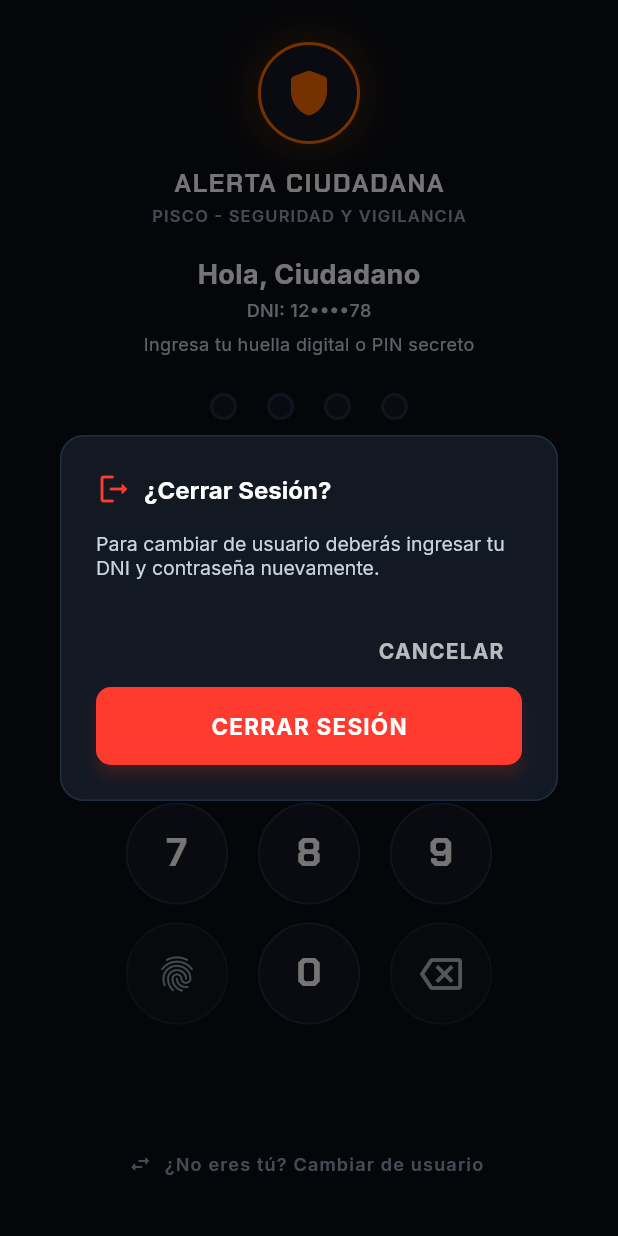
After one commit to titinashe123/Seguridad-Panico, a Flutter app: the SecurityUnlockView screen opened directly, after a tap on "¿No eres tú? Cambiar de usuario", on a phone screen of 412 x 824 dp. The commit adds this screen. Run offline on Flutter 3.47's test engine with Material 3 defaults, Android fonts, the phone set to English and light mode, and no system bars; our stand-ins replace flutter_secure_storage, geolocator, google_fonts, image_picker, local_auth, sensors_plus and 1 more; accounts and stored records are empty.

Commit message:
feat: implementar bloqueo automatico por segundo plano con huella digital o PIN secreto sin cerrar sesion

```diff
--- /dev/null
+++ b/lib/data/services/app_lock_service.dart
@@ -0,0 +1,90 @@
+import 'dart:developer' as developer;
+import 'package:flutter/material.dart';
+import 'session_service.dart';
+
+/// Servicio central para el bloqueo de seguridad por inactividad / segundo plano.
+/// Mantiene la sesión del ciudadano siempre abierta (token, datos y monitoreo activos),
+/// pero bloquea visualmente la interfaz exigiendo huella digital o PIN secreto de 4 dígitos
+/// cada vez que el usuario sale de la aplicación y vuelve a entrar.
+class AppLockService {
+  static final AppLockService _instance = AppLockService._internal();
+  factory AppLockService() => _instance;
+  AppLockService._internal();
+
+  /// Notificador observable para determinar si la aplicación está bloqueada
+  final ValueNotifier<bool> isLockedNotifier = ValueNotifier<bool>(false);
+
+  bool get isLocked => isLockedNotifier.value;
+
+  /// Bandera para evitar que el diálogo nativo biométrico del sistema
+  /// (que produce eventos pause/resume transitorios en Android) provoque un bucle de bloqueo.
+  bool isAuthenticatingBiometrics = false;
+
+  /// Bandera para evitar bloquear la app en el instante en que el usuario
+  /// acaba de iniciar sesión o registrarse desde LoginView.
+  bool justLoggedIn = false;
+
+  DateTime? _pausedAt;
+
+  /// Inicializa el estado de bloqueo al encender la app (cold start)
+  Future<void> initOnLaunch({required bool isLoggedIn}) async {
+    if (isLoggedIn) {
+      developer.log('App iniciada con sesión activa previa: activando pantalla de bloqueo.', name: 'AppLockService');
+      isLockedNotifier.value = true;
+    } else {
+      isLockedNotifier.value = false;
+    }
+  }
+
+  /// Desbloquea la interfaz tras validación exitosa de huella o PIN
+  void unlock() {
+    developer.log('Desbloqueo de seguridad completado exitosamente', name: 'AppLockService');
+    isLockedNotifier.value = false;
+    _pausedAt = null;
+  }
+
+  /// Marca que el usuario acaba de iniciar sesión con credenciales
+  void markJustLoggedIn() {
+    justLoggedIn = true;
+    isLockedNotifier.value = false;
+    _pausedAt = null;
+    Future.delayed(const Duration(seconds: 4), () {
+      justLoggedIn = false;
+    });
+  }
+
+  /// Se ejecuta cuando la aplicación pasa a segundo plano o se bloquea la pantalla
+  void onAppPaused() {
+    if (isAuthenticatingBiometrics) return;
+    _pausedAt = DateTime.now();
+  }
+
+  /// Se ejecuta cuando la aplicación regresa a primer plano
+  Future<void> onAppResumed() async {
+    if (isAuthenticatingBiometrics) return;
+    if (justLoggedIn) return;
+
+    final loggedIn = await SessionService.isLoggedIn();
+    if (!loggedIn) {
+      isLockedNotifier.value = false;
+      return;
+    }
+
+    if (_pausedAt != null) {
+      final elapsed = DateTime.now().difference(_pausedAt!);
+      // Si la app estuvo en segundo plano más de 600ms, exigir autenticación
+      if (elapsed.inMilliseconds > 600) {
+        developer.log('App reanudada tras ${elapsed.inMilliseconds}ms en segundo plano: activando bloqueo de seguridad.', name: 'AppLockService');
+        isLockedNotifier.value = true;
+      }
+    }
+    _pausedAt = null;
+  }
+
+  /// Desactiva el bloqueo si se cierra la sesión intencionalmente
+  void onLogout() {
+    isLockedNotifier.value = false;
+    justLoggedIn = false;
+    _pausedAt = null;
+  }
+}
--- a/lib/data/services/session_service.dart
+++ b/lib/data/services/session_service.dart
@@ -1,5 +1,6 @@
 import 'package:flutter_secure_storage/flutter_secure_storage.dart';
 import 'package:shared_preferences/shared_preferences.dart';
+import 'app_lock_service.dart';
 import 'hardware_trigger_service.dart';
 
 /// Servicio para persistencia segura de sesión de usuario y PIN secreto en almacenamiento seguro
@@ -167,6 +168,7 @@ class SessionService {
 
     try {
       await prefs.setBool(_keyIsLoggedIn, false);
+      AppLockService().onLogout();
       await HardwareTriggerService().cancelEmergency();
       await HardwareTriggerService().stopBackgroundService();
     } catch (_) {}
--- a/lib/ui/features/auth/login_view.dart
+++ b/lib/ui/features/auth/login_view.dart
@@ -5,6 +5,7 @@ import '../../../core/widgets/tactical_shield_logo.dart';
 import '../../../data/services/auth_service.dart';
 import '../../../data/services/hardware_trigger_service.dart';
 import '../../../data/services/session_service.dart';
+import '../../../data/services/app_lock_service.dart';
 import '../../../data/services/biometric_auth_service.dart';
 import 'register_view.dart';
 import '../navigation/main_layout_view.dart';
@@ -136,6 +137,7 @@ class _LoginViewState extends State<LoginView> {
       _enrolledDni = dni;
       _updateBiometricState();
 
+      AppLockService().markJustLoggedIn();
       // Iniciar el servicio nativo de segundo plano sólo tras verificar autenticación
       await HardwareTriggerService().startBackgroundService();
       if (!mounted) return;
@@ -237,6 +239,7 @@ class _LoginViewState extends State<LoginView> {
         idPersona: idPersona,
       );
 
+      AppLockService().markJustLoggedIn();
       await HardwareTriggerService().startBackgroundService();
       if (!mounted) return;
       Navigator.of(context).pushReplacement(
--- a/lib/ui/features/auth/register_view.dart
+++ b/lib/ui/features/auth/register_view.dart
@@ -1,6 +1,7 @@
 import 'package:flutter/material.dart';
 import 'package:google_fonts/google_fonts.dart';
 import '../../../core/theme/app_theme.dart';
+import '../../../data/services/app_lock_service.dart';
 import '../../../data/services/auth_service.dart';
 import '../navigation/main_layout_view.dart';
 
@@ -271,6 +272,7 @@ class _RegisterViewState extends State<RegisterView> {
                                 duration: const Duration(seconds: 2),
                               ),
                             );
+                            AppLockService().markJustLoggedIn();
                             Navigator.of(context).pushAndRemoveUntil(
                               MaterialPageRoute(builder: (_) => const MainLayoutView()),
                               (route) => false,
--- /dev/null
+++ b/lib/ui/features/security/security_unlock_view.dart
@@ -0,0 +1,497 @@
+import 'dart:developer' as developer;
+import 'package:flutter/material.dart';
+import 'package:flutter/services.dart';
+import 'package:google_fonts/google_fonts.dart';
+import '../../../core/theme/app_theme.dart';
+import '../../../data/services/app_lock_service.dart';
+import '../../../data/services/biometric_auth_service.dart';
+import '../../../data/services/session_service.dart';
+import '../../../main.dart';
+import '../auth/login_view.dart';
+
+/// Pantalla de Bloqueo de Seguridad
+/// Se superpone inmediatamente al regresar de segundo plano o abrir la aplicación con sesión iniciada.
+/// Solicita huella digital o PIN secreto de 4 dígitos para otorgar acceso.
+class SecurityUnlockView extends StatefulWidget {
+  const SecurityUnlockView({super.key});
+
+  @override
+  State<SecurityUnlockView> createState() => _SecurityUnlockViewState();
+}
+
+class _SecurityUnlockViewState extends State<SecurityUnlockView> with SingleTickerProviderStateMixin {
+  String _pin = '';
+  String? _errorMessage;
+  String _userName = 'Ciudadano';
+  String _userDni = '';
+  bool _isAuthenticatingBiometrics = false;
+  bool _hasBiometrics = false;
+  late AnimationController _shakeController;
+
+  @override
+  void initState() {
+    super.initState();
+    _shakeController = AnimationController(
+      vsync: this,
+      duration: const Duration(milliseconds: 400),
+    );
+    _loadUser();
+    WidgetsBinding.instance.addPostFrameCallback((_) {
+      _checkBiometricsAndPrompt();
+    });
+  }
+
+  @override
+  void dispose() {
+    _shakeController.dispose();
+    super.dispose();
+  }
+
+  Future<void> _loadUser() async {
+    final data = await SessionService.getUserData();
+    final fullName = data['name'] ?? 'Ciudadano';
+    final rawDni = data['dni'] ?? '';
+    final firstName = fullName.trim().split(' ').first;
+
+    if (mounted) {
+      setState(() {
+        _userName = firstName.isNotEmpty ? firstName : 'Ciudadano';
+        if (rawDni.length >= 8) {
+          _userDni = '${rawDni.substring(0, 2)}••••${rawDni.substring(rawDni.length - 2)}';
+        } else {
+          _userDni = rawDni;
+        }
+      });
+    }
+  }
+
+  Future<void> _checkBiometricsAndPrompt() async {
+    final available = await BiometricAuthService.isBiometricsReady();
+    if (mounted) {
+      setState(() => _hasBiometrics = available);
+    }
+    if (available) {
+      // Pequeño retardo para dar tiempo a la vista a renderizarse
+      await Future.delayed(const Duration(milliseconds: 300));
+      if (mounted && AppLockService().isLocked) {
+        _authenticateWithBiometrics();
+      }
+    }
+  }
+
+  Future<void> _authenticateWithBiometrics() async {
+    if (_isAuthenticatingBiometrics) return;
+    setState(() {
+      _isAuthenticatingBiometrics = true;
+      _errorMessage = null;
+    });
+    AppLockService().isAuthenticatingBiometrics = true;
+
+    try {
+      final success = await BiometricAuthService.authenticate(
+        reason: 'Coloca tu huella digital para desbloquear Alerta Ciudadana',
+      );
+      if (success && mounted) {
+        HapticFeedback.mediumImpact();
+        AppLockService().unlock();
+      }
+    } catch (e) {
+      developer.log('Error en autenticación biométrica: $e', name: 'SecurityUnlockView');
+    } finally {
+      AppLockService().isAuthenticatingBiometrics = false;
+      if (mounted) {
+        setState(() => _isAuthenticatingBiometrics = false);
+      }
+    }
+  }
+
+  void _onKeyPressed(String digit) {
+    if (_pin.length >= 4) return;
+    HapticFeedback.lightImpact();
+
+    setState(() {
+      _pin += digit;
+      _errorMessage = null;
+    });
+
+    if (_pin.length == 4) {
+      _verifyPin(_pin);
+    }
+  }
+
+  void _onBackspace() {
+    if (_pin.isNotEmpty) {
+      HapticFeedback.selectionClick();
+      setState(() {
+        _pin = _pin.substring(0, _pin.length - 1);
+        _errorMessage = null;
+      });
+    }
+  }
+
+  Future<void> _verifyPin(String enteredPin) async {
+    final isValid = await SessionService.verifySecretPin(enteredPin);
+    if (!mounted) return;
+
+    if (isValid) {
+      HapticFeedback.mediumImpact();
+      AppLockService().unlock();
+    } else {
+      HapticFeedback.heavyImpact();
+      _shakeController.forward(from: 0.0);
+      setState(() {
+        _errorMessage = 'PIN incorrecto. Intenta nuevamente.';
+        _pin = '';
+      });
+    }
+  }
+
+  void _confirmLogout() {
+    showDialog(
+      context: context,
+      builder: (ctx) => AlertDialog(
+        backgroundColor: AppColors.surface,
+        shape: RoundedRectangleBorder(
+          borderRadius: BorderRadius.circular(16),
+          side: const BorderSide(color: AppColors.border),
+        ),
+        title: Row(
+          children: [
+            const Icon(Icons.logout_rounded, color: AppColors.primaryRed, size: 24),
+            const SizedBox(width: 8),
+            Text(
+              '¿Cerrar Sesión?',
+              style: GoogleFonts.inter(fontWeight: FontWeight.bold, color: Colors.white, fontSize: 16),
+            ),
+          ],
+        ),
+        content: Text(
+          'Para cambiar de usuario deberás ingresar tu DNI y contraseña nuevamente.',
+          style: GoogleFonts.inter(color: AppColors.textSecondary, fontSize: 13),
+        ),
+        actions: [
+          TextButton(
+            onPressed: () => Navigator.pop(ctx),
+            child: Text('CANCELAR', style: GoogleFonts.inter(color: Colors.white70)),
+          ),
+          ElevatedButton(
+            onPressed: () async {
+              Navigator.pop(ctx);
+              await SessionService.clearSession();
+              AppLockService().onLogout();
+              appNavigatorKey.currentState?.pushAndRemoveUntil(
+                MaterialPageRoute(builder: (_) => const LoginView()),
+                (route) => false,
+              );
+            },
+            style: ElevatedButton.styleFrom(backgroundColor: AppColors.primaryRed),
+            child: Text('CERRAR SESIÓN', style: GoogleFonts.inter(color: Colors.white, fontWeight: FontWeight.bold)),
+          ),
+        ],
+      ),
+    );
+  }
+
+  @override
+  Widget build(BuildContext context) {
+    return PopScope(
+      canPop: false,
+      onPopInvokedWithResult: (didPop, result) {
+        if (didPop) return;
+        // Al presionar atrás en la pantalla de bloqueo, minimizar la app
+        SystemNavigator.pop();
+      },
+      child: Scaffold(
+        backgroundColor: AppColors.background,
+        body: SafeArea(
+          child: LayoutBuilder(
+            builder: (context, constraints) {
+              return SingleChildScrollView(
+                physics: const ClampingScrollPhysics(),
+                child: ConstrainedBox(
+                  constraints: BoxConstraints(minHeight: constraints.maxHeight),
+                  child: Padding(
+                    padding: const EdgeInsets.symmetric(horizontal: 24.0, vertical: 16.0),
+                    child: Column(
+                      mainAxisAlignment: MainAxisAlignment.spaceBetween,
+                      children: [
+                        // Cabecera superior
+                        Column(
+                          children: [
+                            const SizedBox(height: 12),
+                            // Escudo / candado de seguridad con resplandor
+                            Container(
+                              width: 68,
+                              height: 68,
+                              decoration: BoxDecoration(
+                                shape: BoxShape.circle,
+                                color: AppColors.surface,
+                                border: Border.all(color: AppColors.accentOrange, width: 2),
+                                boxShadow: [
+                                  BoxShadow(
+                                    color: AppColors.accentOrange.withValues(alpha: 0.25),
+                                    blurRadius: 20,
+                                    spreadRadius: 2,
+                                  ),
+                                ],
+                              ),
+                              child: const Icon(
+                                Icons.shield_rounded,
+                                size: 36,
+                                color: AppColors.accentOrange,
+                              ),
+                            ),
+                            const SizedBox(height: 14),
+                            Text(
+                              'ALERTA CIUDADANA',
+                              style: GoogleFonts.chakraPetch(
+                                fontSize: 17,
+                                fontWeight: FontWeight.w800,
+                                letterSpacing: 1.2,
+                                color: Colors.white,
+                              ),
+                            ),
+                            const SizedBox(height: 2),
+                            Text(
+                              'PISCO - SEGURIDAD Y VIGILANCIA',
+                              style: GoogleFonts.inter(
+                                fontSize: 11,
+                                fontWeight: FontWeight.w600,
+                                letterSpacing: 0.8,
+                                color: AppColors.textMuted,
+                              ),
+                            ),
+                            const SizedBox(height: 18),
+                            // Saludo al usuario
+                            Text(
+                              'Hola, $_userName',
+                              style: GoogleFonts.inter(
+                                fontSize: 18,
+                                fontWeight: FontWeight.w700,
+                                color: Colors.white,
+                              ),
+                            ),
+                            if (_userDni.isNotEmpty) ...[
+                              const SizedBox(height: 2),
+                              Text(
+                                'DNI: $_userDni',
+                                style: GoogleFonts.inter(
+                                  fontSize: 12,
+                                  fontWeight: FontWeight.w500,
+                                  color: AppColors.textSecondary,
+                                ),
+                              ),
+                            ],
+                            const SizedBox(height: 6),
+                            Text(
+                              'Ingresa tu huella digital o PIN secreto',
+                              style: GoogleFonts.inter(
+                                fontSize: 12,
+                                color: AppColors.textSecondary,
+                              ),
+                            ),
+                            const SizedBox(height: 24),
+                            // Indicadores de 4 dígitos PIN
+                            AnimatedBuilder(
+                              animation: _shakeController,
+                              builder: (context, child) {
+                                final double offset = (_shakeController.value < 0.5
+                                        ? _shakeController.value
+                                        : (1.0 - _shakeController.value)) *
+                                    16 *
+                                    (_shakeController.value < 0.25 || _shakeController.value > 0.75 ? 1 : -1);
+                                return Transform.translate(
+                                  offset: Offset(offset, 0),
+                                  child: child,
+                                );
+                              },
+                              child: Row(
+                                mainAxisAlignment: MainAxisAlignment.center,
+                                children: List.generate(4, (index) {
+                                  final isFilled = index < _pin.length;
+                                  return Container(
+                                    width: 18,
+                                    height: 18,
+                                    margin: const EdgeInsets.symmetric(horizontal: 10),
+                                    decoration: BoxDecoration(
+                                      shape: BoxShape.circle,
+                                      color: isFilled ? AppColors.accentOrange : AppColors.surface,
+                                      border: Border.all(
+                                        color: isFilled ? AppColors.accentOrange : AppColors.border,
+                                        width: 2,
+                                      ),
+                                      boxShadow: isFilled
+                                          ? [
+                                              BoxShadow(
+                                                color: AppColors.accentOrange.withValues(alpha: 0.5),
+                                                blurRadius: 8,
+                                                spreadRadius: 1,
+                                              ),
+                                            ]
+                                          : null,
+                                    ),
+                                  );
+                                }),
+                              ),
+                            ),
+                            const SizedBox(height: 12),
+                            // Mensaje de error
+                            if (_errorMessage != null)
+                              Container(
+                                padding: const EdgeInsets.symmetric(horizontal: 14, vertical: 6),
+                                decoration: BoxDecoration(
+                                  color: AppColors.primaryRed.withValues(alpha: 0.15),
+                                  borderRadius: BorderRadius.circular(8),
+                                  border: Border.all(color: AppColors.primaryRed.withValues(alpha: 0.4)),
+                                ),
+                                child: Row(
+                                  mainAxisSize: MainAxisSize.min,
+                                  children: [
+                                    const Icon(Icons.error_outline_rounded, color: AppColors.primaryRed, size: 16),
+                                    const SizedBox(width: 6),
+                                    Text(
+                                      _errorMessage!,
+                                      style: GoogleFonts.inter(
+                                        fontSize: 12,
+                                        fontWeight: FontWeight.w600,
+                                        color: AppColors.primaryRed,
+                                      ),
+                                    ),
+                                  ],
+                                ),
+                              )
+                            else
+                              const SizedBox(height: 30),
+                          ],
+                        ),
+
+                        // Teclado numérico táctil estilizado
+                        Column(
+                          children: [
+                            _buildKeypadRow(['1', '2', '3']),
+                            const SizedBox(height: 12),
+                            _buildKeypadRow(['4', '5', '6']),
+                            const SizedBox(height: 12),
+                            _buildKeypadRow(['7', '8', '9']),
+                            const SizedBox(height: 12),
+                            Row(
+                              mainAxisAlignment: MainAxisAlignment.center,
+                              children: [
+                                // Botón de huella digital
+                                _buildSpecialKey(
+                                  icon: Icons.fingerprint_rounded,
+                                  color: _hasBiometrics ? AppColors.accentOrange : AppColors.textMuted,
+                                  onTap: _hasBiometrics ? _authenticateWithBiometrics : null,
+                                ),
+                                const SizedBox(width: 20),
+                                _buildNumberKey('0'),
+                                const SizedBox(width: 20),
+                                // Botón de borrar
+                                _buildSpecialKey(
+                                  icon: Icons.backspace_outlined,
+                                  color: Colors.white70,
+                                  onTap: _onBackspace,
+                                ),
+                              ],
+                            ),
+                          ],
+                        ),
+
+                        // Pie de pantalla: Opción para cambiar de cuenta
+                        Padding(
+                          padding: const EdgeInsets.only(top: 16, bottom: 8),
+                          child: TextButton.icon(
+                            onPressed: _confirmLogout,
+                            icon: const Icon(Icons.swap_horiz_rounded, size: 16, color: AppColors.textMuted),
+                            label: Text(
+                              '¿No eres tú? Cambiar de usuario',
+                              style: GoogleFonts.inter(
+                                fontSize: 12,
+                                fontWeight: FontWeight.w600,
+                                color: AppColors.textMuted,
+                              ),
+                            ),
+                          ),
+                        ),
+                      ],
+                    ),
+                  ),
+                ),
+              );
+            },
+          ),
+        ),
+      ),
+    );
+  }
+
+  Widget _buildKeypadRow(List<String> digits) {
+    return Row(
+      mainAxisAlignment: MainAxisAlignment.center,
+      children: [
+        _buildNumberKey(digits[0]),
+        const SizedBox(width: 20),
+        _buildNumberKey(digits[1]),
+        const SizedBox(width: 20),
+        _buildNumberKey(digits[2]),
+      ],
+    );
+  }
+
+  Widget _buildNumberKey(String digit) {
+    return Material(
+      color: Colors.transparent,
+      child: InkWell(
+        onTap: () => _onKeyPressed(digit),
+        borderRadius: BorderRadius.circular(36),
+        splashColor: AppColors.accentOrange.withValues(alpha: 0.2),
+        highlightColor: AppColors.surfaceVariant,
+        child: Container(
+          width: 68,
+          height: 68,
+          decoration: BoxDecoration(
+            shape: BoxShape.circle,
+            color: AppColors.surface,
+            border: Border.all(color: AppColors.border, width: 1.2),
+          ),
+          alignment: Alignment.center,
+          child: Text(
+            digit,
+            style: GoogleFonts.chakraPetch(
+              fontSize: 26,
+              fontWeight: FontWeight.w700,
+              color: Colors.white,
+            ),
+          ),
+        ),
+      ),
+    );
+  }
+
+  Widget _buildSpecialKey({
+    required IconData icon,
+    required Color color,
+    VoidCallback? onTap,
+  }) {
+    return Material(
+      color: Colors.transparent,
+      child: InkWell(
+        onTap: onTap,
+        borderRadius: BorderRadius.circular(36),
+        splashColor: color.withValues(alpha: 0.2),
+        highlightColor: AppColors.surfaceVariant,
+        child: Container(
+          width: 68,
+          height: 68,
+          decoration: BoxDecoration(
+            shape: BoxShape.circle,
+            color: AppColors.surface.withValues(alpha: 0.6),
+            border: Border.all(color: AppColors.border.withValues(alpha: 0.6), width: 1),
+          ),
+          alignment: Alignment.center,
+          child: Icon(icon, size: 28, color: color),
+        ),
+      ),
+    );
+  }
+}
```
Also changed, not shown: lib/main.dart (+51 -2 lines).
